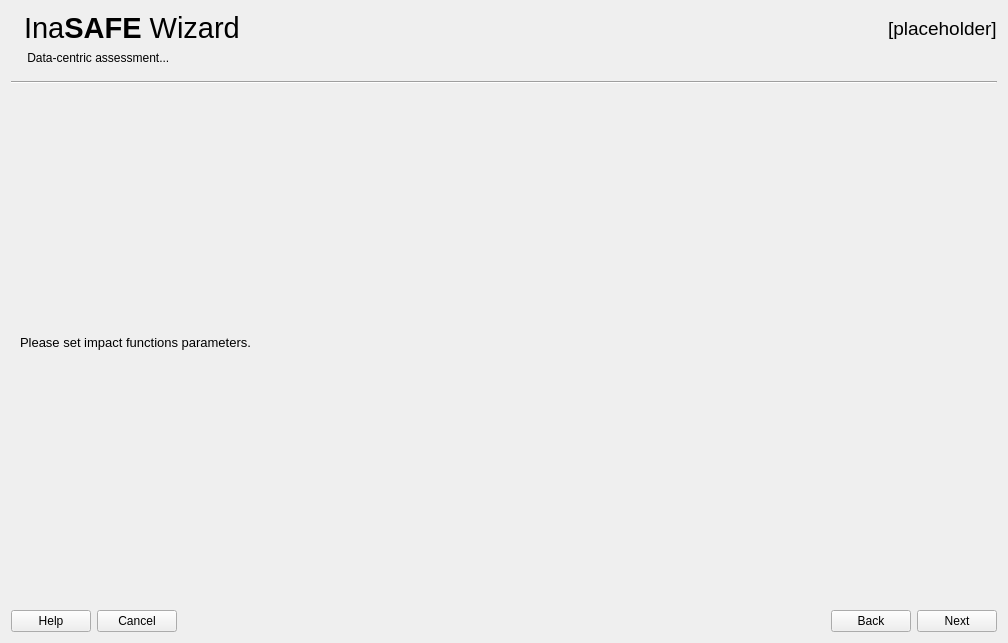
This is safe_qgis/ui/wizard_dialog_base.ui in inasafe/inasafe as Qt 5 draws it before an edit. The edited form follows.
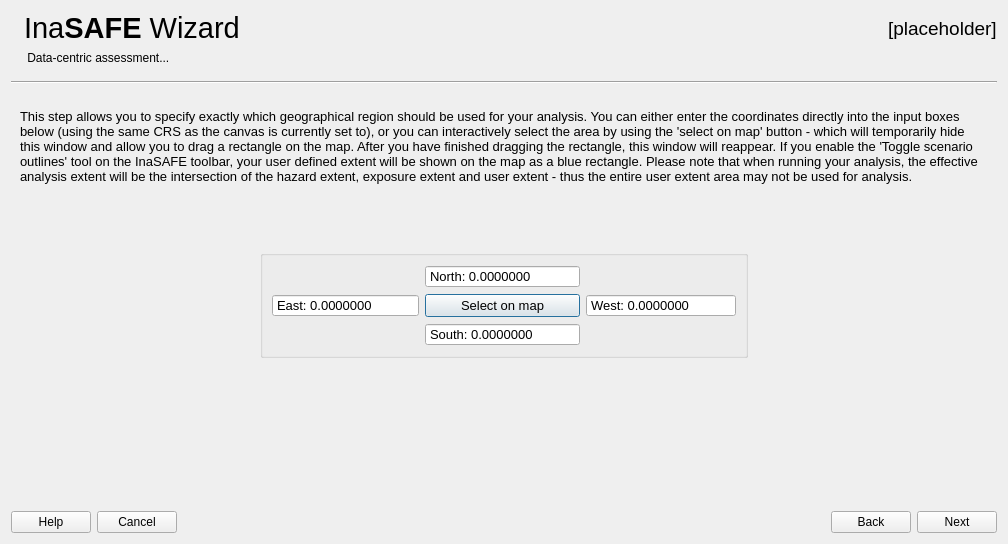
This is the edited form. Icons and pictures are not drawn. Custom widgets are drawn as their Qt base class.

Commit message: [IFCW] Add extent selection

The edit to the form file:
```diff
--- a/safe_qgis/ui/wizard_dialog_base.ui
+++ b/safe_qgis/ui/wizard_dialog_base.ui
@@ -7,7 +7,7 @@
     <x>0</x>
     <y>0</y>
     <width>1008</width>
-    <height>643</height>
+    <height>544</height>
    </rect>
   </property>
   <property name="sizePolicy">
@@ -3073,7 +3073,210 @@
       <zorder>verticalSpacer_40</zorder>
       <zorder>verticalSpacer_42</zorder>
      </widget>
-     <widget class="QWidget" name="pgF22ParamsIF">
+     <widget class="QWidget" name="pgF22UserExtent">
+      <layout class="QVBoxLayout" name="verticalLayout_19">
+       <item>
+        <widget class="QLabel" name="lblSelectUserExtent">
+         <property name="styleSheet">
+          <string notr="true">font: 11pt &quot;Ubuntu&quot;;</string>
+         </property>
+         <property name="text">
+          <string>This step allows you to specify exactly which geographical region should be used for your analysis. You can either enter the coordinates directly into the input boxes below (using the same CRS as the canvas is currently set to), or you can interactively select the area by using the 'select on map' button - which will temporarily hide this window and allow you to drag a rectangle on the map. After you have finished dragging the rectangle, this window will reappear. If you enable the 'Toggle scenario outlines' tool on the InaSAFE toolbar, your user defined extent will be shown on the map as a blue rectangle. Please note that when running your analysis, the effective analysis extent will be the intersection of the hazard extent, exposure extent and user extent - thus the entire user extent area may not be used for analysis.</string>
+         </property>
+         <property name="alignment">
+          <set>Qt::AlignLeading|Qt::AlignLeft|Qt::AlignTop</set>
+         </property>
+         <property name="wordWrap">
+          <bool>true</bool>
+         </property>
+        </widget>
+       </item>
+       <item>
+        <spacer name="verticalSpacer_52">
+         <property name="orientation">
+          <enum>Qt::Vertical</enum>
+         </property>
+         <property name="sizeType">
+          <enum>QSizePolicy::Fixed</enum>
+         </property>
+         <property name="sizeHint" stdset="0">
+          <size>
+           <width>20</width>
+           <height>60</height>
+          </size>
+         </property>
+        </spacer>
+       </item>
+       <item>
+        <layout class="QHBoxLayout" name="horizontalLayout">
+         <item>
+          <spacer name="horizontalSpacer_12">
+           <property name="orientation">
+            <enum>Qt::Horizontal</enum>
+           </property>
+           <property name="sizeHint" stdset="0">
+            <size>
+             <width>40</width>
+             <height>20</height>
+            </size>
+           </property>
+          </spacer>
+         </item>
+         <item>
+          <widget class="QGroupBox" name="group_box">
+           <property name="sizePolicy">
+            <sizepolicy hsizetype="Fixed" vsizetype="Minimum">
+             <horstretch>0</horstretch>
+             <verstretch>0</verstretch>
+            </sizepolicy>
+           </property>
+           <property name="layoutDirection">
+            <enum>Qt::LeftToRight</enum>
+           </property>
+           <property name="title">
+            <string/>
+           </property>
+           <property name="flat">
+            <bool>true</bool>
+           </property>
+           <layout class="QGridLayout" name="gridLayout_10">
+            <item row="0" column="1">
+             <widget class="QDoubleSpinBox" name="y_maximum">
+              <property name="font">
+               <font>
+                <pointsize>10</pointsize>
+               </font>
+              </property>
+              <property name="buttonSymbols">
+               <enum>QAbstractSpinBox::NoButtons</enum>
+              </property>
+              <property name="prefix">
+               <string>North: </string>
+              </property>
+              <property name="decimals">
+               <number>7</number>
+              </property>
+              <property name="minimum">
+               <double>-999999999.000000000000000</double>
+              </property>
+              <property name="maximum">
+               <double>999999999.000000000000000</double>
+              </property>
+             </widget>
+            </item>
+            <item row="1" column="0">
+             <widget class="QDoubleSpinBox" name="x_minimum">
+              <property name="font">
+               <font>
+                <pointsize>10</pointsize>
+               </font>
+              </property>
+              <property name="buttonSymbols">
+               <enum>QAbstractSpinBox::NoButtons</enum>
+              </property>
+              <property name="prefix">
+               <string>East: </string>
+              </property>
+              <property name="decimals">
+               <number>7</number>
+              </property>
+              <property name="minimum">
+               <double>-999999999.000000000000000</double>
+              </property>
+              <property name="maximum">
+               <double>999999999.000000000000000</double>
+              </property>
+             </widget>
+            </item>
+            <item row="1" column="1">
+             <widget class="QPushButton" name="capture_button">
+              <property name="text">
+               <string>Select on map</string>
+              </property>
+             </widget>
+            </item>
+            <item row="1" column="2">
+             <widget class="QDoubleSpinBox" name="x_maximum">
+              <property name="font">
+               <font>
+                <pointsize>10</pointsize>
+               </font>
+              </property>
+              <property name="buttonSymbols">
+               <enum>QAbstractSpinBox::NoButtons</enum>
+              </property>
+              <property name="prefix">
+               <string>West: </string>
+              </property>
+              <property name="decimals">
+               <number>7</number>
+              </property>
+              <property name="minimum">
+               <double>-999999999.000000000000000</double>
+              </property>
+              <property name="maximum">
+               <double>999999999.000000000000000</double>
+              </property>
+             </widget>
+            </item>
+            <item row="2" column="1">
+             <widget class="QDoubleSpinBox" name="y_minimum">
+              <property name="font">
+               <font>
+                <pointsize>10</pointsize>
+               </font>
+              </property>
+              <property name="buttonSymbols">
+               <enum>QAbstractSpinBox::NoButtons</enum>
+              </property>
+              <property name="prefix">
+               <string>South: </string>
+              </property>
+              <property name="decimals">
+               <number>7</number>
+              </property>
+              <property name="minimum">
+               <double>-999999999.000000000000000</double>
+              </property>
+              <property name="maximum">
+               <double>999999999.000000000000000</double>
+              </property>
+             </widget>
+            </item>
+           </layout>
+          </widget>
+         </item>
+         <item>
+          <spacer name="horizontalSpacer_23">
+           <property name="orientation">
+            <enum>Qt::Horizontal</enum>
+           </property>
+           <property name="sizeHint" stdset="0">
+            <size>
+             <width>40</width>
+             <height>20</height>
+            </size>
+           </property>
+          </spacer>
+         </item>
+        </layout>
+       </item>
+       <item>
+        <spacer name="verticalSpacer_23">
+         <property name="orientation">
+          <enum>Qt::Vertical</enum>
+         </property>
+         <property name="sizeHint" stdset="0">
+          <size>
+           <width>20</width>
+           <height>493</height>
+          </size>
+         </property>
+        </spacer>
+       </item>
+      </layout>
+     </widget>
+     <widget class="QWidget" name="pgF23ParamsIF">
       <layout class="QVBoxLayout" name="layoutIFParams">
        <item>
         <widget class="QLabel" name="lblSelectIFParameters">
```
Left out of the diff: 6 changed lines with no effect on the pictures. The commit also changes 4 other files.
